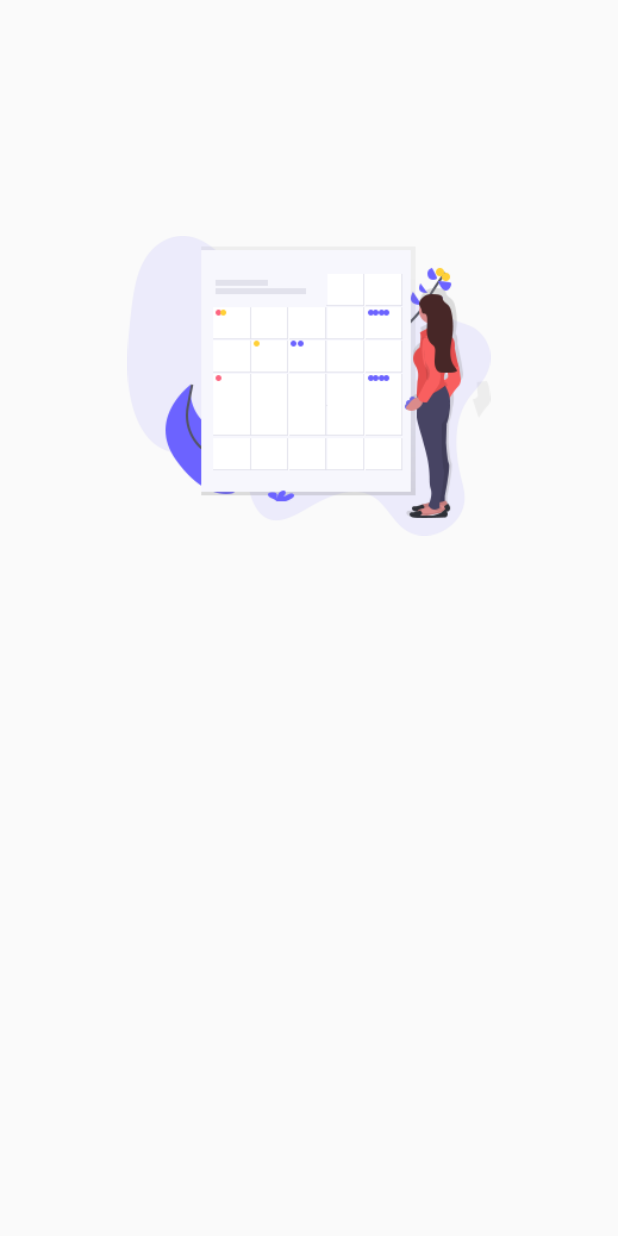
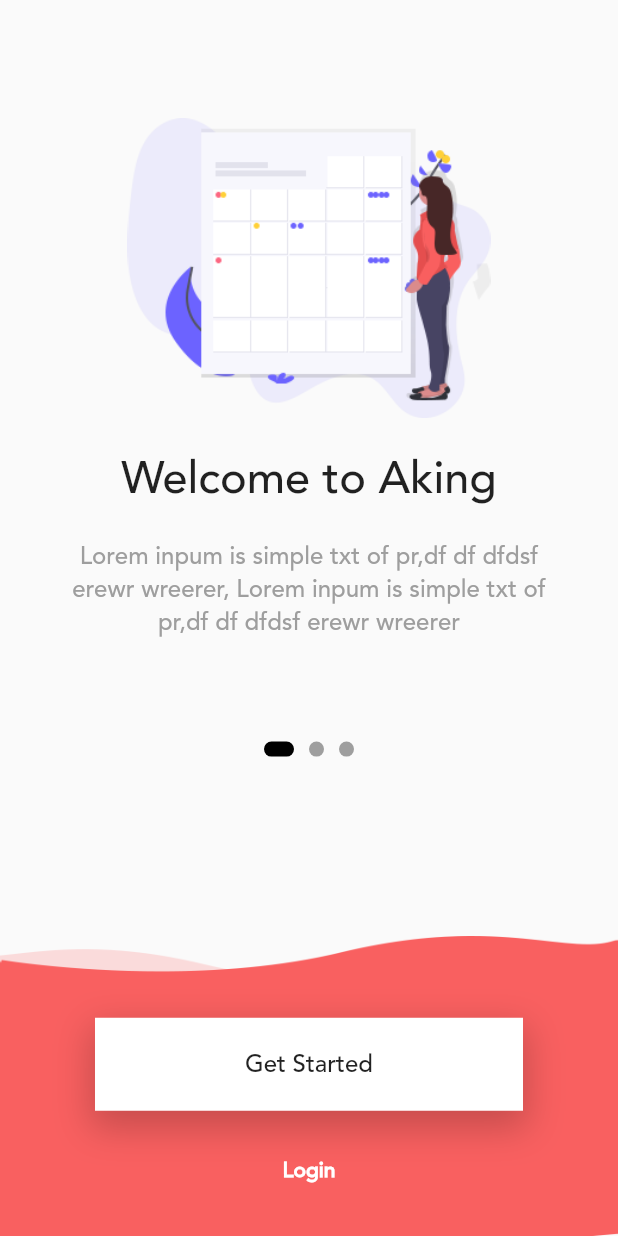
Before and after one commit to bob1457/flutter_playground, a Flutter app: the screen it shows after launch, on a phone screen of 412 x 824 dp. Run offline on Flutter 3.47's test engine with Material 2 defaults, Android fonts, the phone set to English and light mode, and no system bars.

Commit message:
Added more pages

```diff
--- a/lib/OnBoarding.dart
+++ b/lib/OnBoarding.dart
@@ -1,5 +1,7 @@
 import 'package:flutter/cupertino.dart';
 import 'package:flutter/material.dart';
+
+import 'LoginPage.dart';
 
 class OnBoarding extends StatelessWidget {
   @override
@@ -43,10 +45,78 @@ class _onboardingState extends State<onboarding> {
                   ],
                   onPageChanged: (value) => {setCurrentPage(value)},
                 ),
+              ),
+              Row(
+                mainAxisAlignment: MainAxisAlignment.center,
+                 children: List.generate(3, (index) => getIndicator(index)),
               )
             ],
-          )
+          ),
+
+          Positioned(
+            bottom: 0,
+              left: 0,
+              right: 0,
+              child: Container(
+                margin: EdgeInsets.only(top: 20),
+                height: 200,
+                width: MediaQuery.of(context).size.width,
+                decoration: BoxDecoration(
+                  image: DecorationImage(
+                    image: AssetImage('asset/image/path1.png'),
+                    fit: BoxFit.fill,
+                  )
+                ),
+                child: Column(
+                  mainAxisAlignment: MainAxisAlignment.center,
+                  children: [
+                    InkWell(
+                      onTap: openLoginPage,
+                      child: Container(
+                        padding: EdgeInsets.symmetric(vertical: 20, horizontal: 100),
+                        decoration: BoxDecoration(
+                          color: Colors.white,
+                          boxShadow: [
+                            BoxShadow(
+                              color: Colors.black.withOpacity(0.2),
+                              offset: Offset(0,9),
+                              blurRadius: 20,
+                              spreadRadius: 3
+                            )
+                          ]
+                        ),
+                        margin: EdgeInsets.only(top: 20),
+                        child: Text('Get Started', style: TextStyle(
+                          fontSize: 16,
+                          ),
+                        ),
+                      ),
+                    ),
+                    SizedBox(height: 30,),
+                    Text('Login', style: TextStyle(
+                      color: Colors.white,
+                      fontWeight: FontWeight.bold,
+                    ),)
+                  ],
+                ),
+            ),
+          ),
+
         ],
+      ),
+    );
+  }
+
+  AnimatedContainer getIndicator(int pageNo)
+  {
+    return AnimatedContainer(
+        duration: Duration(microseconds: 1000),
+      height: 10,
+        width: (currentPage == pageNo) ? 20 : 10,
+      margin: EdgeInsets.symmetric(horizontal: 5),
+      decoration: BoxDecoration(
+        borderRadius: BorderRadius.all(Radius.circular(5)),
+        color: (currentPage == pageNo) ? Colors.black : Colors.grey,
       ),
     );
   }
@@ -69,6 +139,23 @@ class _onboardingState extends State<onboarding> {
             )
           ),
         ),
+        SizedBox(height: 10,),
+        Container(
+          padding: EdgeInsets.symmetric(vertical: 10),
+          child: Text(title, style: TextStyle(
+            fontSize: 30,
+            fontWeight: FontWeight.w500,
+          ),),
+        ),
+        Container(
+          padding: EdgeInsets.symmetric(vertical: 10, horizontal: 40),
+          child: Text('Lorem inpum is simple txt of pr,df df dfdsf erewr wreerer, Lorem inpum is simple txt of pr,df df dfdsf erewr wreerer', style: TextStyle(
+            fontSize: 16,
+            color: Colors.grey
+          ),textAlign: TextAlign.center,),
+        ),
+        // SizedBox(height: 50,),
+
       ],
     );
   }
@@ -79,4 +166,9 @@ class _onboardingState extends State<onboarding> {
 
     });
   }
+
+  openLoginPage()
+  {
+    Navigator.push(context, MaterialPageRoute(builder: (context)=>LoginPage()));
+  }
 }
```
Also changed, not shown: lib/ForgotPassword.dart (added, +26 -0 lines), lib/LoginPage.dart (added, +113 -0 lines).
